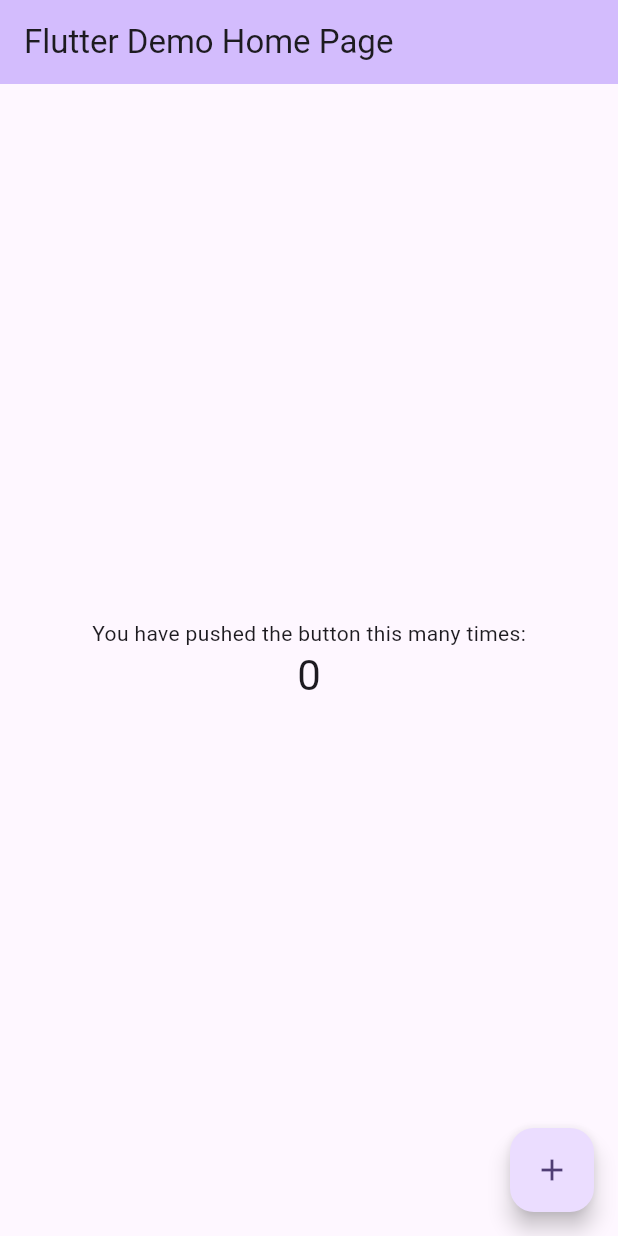
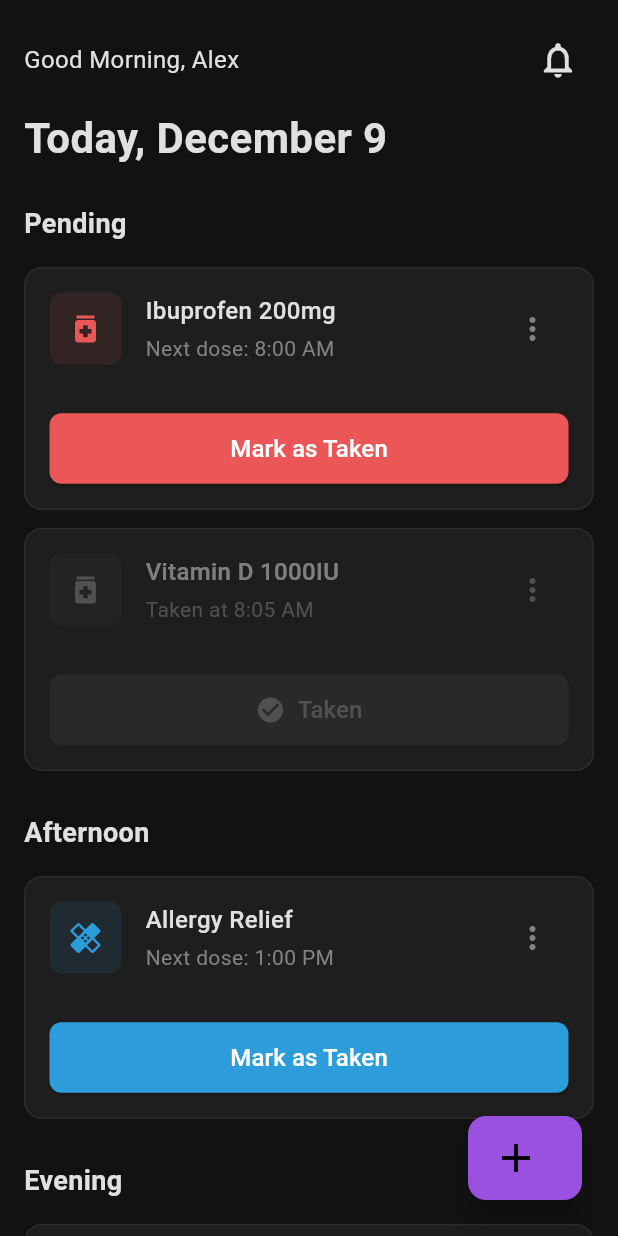
Before and after one commit to batiacosta/easy_pill, a Flutter app: the screen it shows after launch, on a phone screen of 412 x 824 dp. Run offline on Flutter 3.47's test engine with Material 3 defaults, Android fonts, the phone set to English and light mode, and no system bars.

Commit message:
Base screen

```diff
--- a/lib/main.dart
+++ b/lib/main.dart
@@ -1,4 +1,5 @@
 import 'package:flutter/material.dart';
+import 'screens/home.dart';
 
 void main() {
   runApp(const MyApp());
@@ -7,116 +8,30 @@ void main() {
 class MyApp extends StatelessWidget {
   const MyApp({super.key});
 
-  // This widget is the root of your application.
   @override
   Widget build(BuildContext context) {
     return MaterialApp(
-      title: 'Flutter Demo',
-      theme: ThemeData(
-        // This is the theme of your application.
-        //
-        // TRY THIS: Try running your application with "flutter run". You'll see
-        // the application has a purple toolbar. Then, without quitting the app,
-        // try changing the seedColor in the colorScheme below to Colors.green
-        // and then invoke "hot reload" (save your changes or press the "hot
-        // reload" button in a Flutter-supported IDE, or press "r" if you used
-        // the command line to start the app).
-        //
-        // Notice that the counter didn't reset back to zero; the application
-        // state is not lost during the reload. To reset the state, use hot
-        // restart instead.
-        //
-        // This works for code too, not just values: Most code changes can be
-        // tested with just a hot reload.
-        colorScheme: ColorScheme.fromSeed(seedColor: Colors.deepPurple),
+      title: 'Easy Pill',
+      darkTheme: ThemeData(
+        useMaterial3: true,
+        brightness: Brightness.dark,
+        scaffoldBackgroundColor: const Color(0xFF121212),
+        colorScheme: ColorScheme.dark(
+          primary: const Color(0xFF9B51E0),
+          secondary: const Color(0xFF2D9CDB),
+          tertiary: const Color(0xFFEB5757),
+          surface: const Color(0xFF1E1E1E),
+          onSurface: const Color(0xFFE0E0E0),
+          error: const Color(0xFFEB5757),
+        ),
+        appBarTheme: const AppBarTheme(
+          backgroundColor: Color(0xFF121212),
+          elevation: 0,
+          scrolledUnderElevation: 0,
+        ),
       ),
-      home: const MyHomePage(title: 'Flutter Demo Home Page'),
+      themeMode: ThemeMode.dark,
+      home: const HomeScreen(),
     );
   }
 }
-
-class MyHomePage extends StatefulWidget {
-  const MyHomePage({super.key, required this.title});
-
-  // This widget is the home page of your application. It is stateful, meaning
-  // that it has a State object (defined below) that contains fields that affect
-  // how it looks.
-
-  // This class is the configuration for the state. It holds the values (in this
-  // case the title) provided by the parent (in this case the App widget) and
-  // used by the build method of the State. Fields in a Widget subclass are
-  // always marked "final".
-
-  final String title;
-
-  @override
-  State<MyHomePage> createState() => _MyHomePageState();
-}
-
-class _MyHomePageState extends State<MyHomePage> {
-  int _counter = 0;
-
-  void _incrementCounter() {
-    setState(() {
-      // This call to setState tells the Flutter framework that something has
-      // changed in this State, which causes it to rerun the build method below
-      // so that the display can reflect the updated values. If we changed
-      // _counter without calling setState(), then the build method would not be
-      // called again, and so nothing would appear to happen.
-      _counter++;
-    });
-  }
-
-  @override
-  Widget build(BuildContext context) {
-    // This method is rerun every time setState is called, for instance as done
-    // by the _incrementCounter method above.
-    //
-    // The Flutter framework has been optimized to make rerunning build methods
-    // fast, so that you can just rebuild anything that needs updating rather
-    // than having to individually change instances of widgets.
-    return Scaffold(
-      appBar: AppBar(
-        // TRY THIS: Try changing the color here to a specific color (to
-        // Colors.amber, perhaps?) and trigger a hot reload to see the AppBar
-        // change color while the other colors stay the same.
-        backgroundColor: Theme.of(context).colorScheme.inversePrimary,
-        // Here we take the value from the MyHomePage object that was created by
-        // the App.build method, and use it to set our appbar title.
-        title: Text(widget.title),
-      ),
-      body: Center(
-        // Center is a layout widget. It takes a single child and positions it
-        // in the middle of the parent.
-        child: Column(
-          // Column is also a layout widget. It takes a list of children and
-          // arranges them vertically. By default, it sizes itself to fit its
-          // children horizontally, and tries to be as tall as its parent.
-          //
-          // Column has various properties to control how it sizes itself and
-          // how it positions its children. Here we use mainAxisAlignment to
-          // center the children vertically; the main axis here is the vertical
-          // axis because Columns are vertical (the cross axis would be
-          // horizontal).
-          //
-          // TRY THIS: Invoke "debug painting" (choose the "Toggle Debug Paint"
-          // action in the IDE, or press "p" in the console), to see the
-          // wireframe for each widget.
-          mainAxisAlignment: MainAxisAlignment.center,
-          children: <Widget>[
-            const Text('You have pushed the button this many times:'),
-            Text(
-              '$_counter',
-              style: Theme.of(context).textTheme.headlineMedium,
-            ),
-          ],
-        ),
-      ),
-      floatingActionButton: FloatingActionButton(
-        onPressed: _incrementCounter,
-        tooltip: 'Increment',
-        child: const Icon(Icons.add),
-      ), // This trailing comma makes auto-formatting nicer for build methods.
-    );
-  }
-}
--- /dev/null
+++ b/lib/screens/home.dart
@@ -0,0 +1,350 @@
+import 'package:flutter/material.dart';
+import 'package:intl/intl.dart';
+
+class HomeScreen extends StatefulWidget {
+  const HomeScreen({super.key});
+
+  @override
+  State<HomeScreen> createState() => _HomeScreenState();
+}
+
+class _HomeScreenState extends State<HomeScreen> {
+  late String greeting;
+  late String currentDate;
+
+  @override
+  void initState() {
+    super.initState();
+    _updateGreeting();
+  }
+
+  void _updateGreeting() {
+    final hour = DateTime.now().hour;
+    final now = DateTime.now();
+
+    if (hour < 12) {
+      greeting = 'Good Morning';
+    } else if (hour < 18) {
+      greeting = 'Good Afternoon';
+    } else {
+      greeting = 'Good Evening';
+    }
+
+    currentDate = DateFormat('MMMM d').format(now);
+  }
+
+  @override
+  Widget build(BuildContext context) {
+    return Scaffold(
+      backgroundColor: const Color(0xFF121212),
+      body: Stack(
+        children: [
+          SingleChildScrollView(
+            child: Column(
+              children: [
+                // Header
+                Container(
+                  color: const Color(0xFF121212),
+                  padding:
+                      const EdgeInsets.symmetric(horizontal: 16, vertical: 8),
+                  child: Column(
+                    crossAxisAlignment: CrossAxisAlignment.start,
+                    children: [
+                      // Greeting and Notification
+                      Padding(
+                        padding: const EdgeInsets.symmetric(vertical: 8),
+                        child: Row(
+                          mainAxisAlignment: MainAxisAlignment.spaceBetween,
+                          children: [
+                            Text(
+                              '$greeting, Alex',
+                              style: const TextStyle(
+                                color: Color(0xFFE0E0E0),
+                                fontSize: 16,
+                                fontWeight: FontWeight.normal,
+                              ),
+                            ),
+                            IconButton(
+                              icon: const Icon(Icons.notifications_outlined,
+                                  color: Color(0xFFE0E0E0), size: 28),
+                              onPressed: () {},
+                            ),
+                          ],
+                        ),
+                      ),
+                      // Date
+                      Text(
+                        'Today, $currentDate',
+                        style: const TextStyle(
+                          color: Color(0xFFE0E0E0),
+                          fontSize: 28,
+                          fontWeight: FontWeight.bold,
+                        ),
+                      ),
+                    ],
+                  ),
+                ),
+                // Main Content
+                Padding(
+                  padding: const EdgeInsets.symmetric(horizontal: 16),
+                  child: Column(
+                    crossAxisAlignment: CrossAxisAlignment.start,
+                    children: [
+                      // Morning Section
+                      _buildMedicationSection(
+                        title: 'Pending',
+                        medications: [
+                          _MedicationItem(
+                            name: 'Ibuprofen 200mg',
+                            time: 'Next dose: 8:00 AM',
+                            icon: Icons.medication,
+                            color: const Color(0xFFEB5757),
+                            bgColor: const Color(0x1AEB5757),
+                            isTaken: false,
+                          ),
+                          _MedicationItem(
+                            name: 'Vitamin D 1000IU',
+                            time: 'Taken at 8:05 AM',
+                            icon: Icons.medication,
+                            color: const Color(0xFF828282),
+                            bgColor: const Color(0x1A828282),
+                            isTaken: true,
+                          ),
+                        ],
+                      ),
+                      // Afternoon Section
+                      _buildMedicationSection(
+                        title: 'Afternoon',
+                        medications: [
+                          _MedicationItem(
+                            name: 'Allergy Relief',
+                            time: 'Next dose: 1:00 PM',
+                            icon: Icons.healing,
+                            color: const Color(0xFF2D9CDB),
+                            bgColor: const Color(0x1A2D9CDB),
+                            isTaken: false,
+                          ),
+                        ],
+                      ),
+                      // Evening Section
+                      _buildMedicationSection(
+                        title: 'Evening',
+                        medications: [
+                          _MedicationItem(
+                            name: 'Magnesium 400mg',
+                            time: 'Next dose: 9:00 PM',
+                            icon: Icons.water_drop,
+                            color: const Color(0xFF9B51E0),
+                            bgColor: const Color(0x1A9B51E0),
+                            isTaken: false,
+                          ),
+                        ],
+                      ),
+                    ],
+                  ),
+                ),
+                const SizedBox(height: 120),
+              ],
+            ),
+          ),
+          // Floating Action Button
+          Positioned(
+            bottom: 24,
+            right: 24,
+            child: FloatingActionButton.extended(
+              onPressed: () {},
+              elevation: 8,
+              backgroundColor: const Color(0xFF9B51E0),
+              shape: RoundedRectangleBorder(
+                borderRadius: BorderRadius.circular(12),
+              ),
+              icon: const Icon(Icons.add, size: 32),
+              label: const SizedBox.shrink(),
+            ),
+          ),
+        ],
+      ),
+    );
+  }
+
+  Widget _buildMedicationSection({
+    required String title,
+    required List<_MedicationItem> medications,
+  }) {
+    return Column(
+      crossAxisAlignment: CrossAxisAlignment.start,
+      children: [
+        Padding(
+          padding: const EdgeInsets.symmetric(vertical: 16),
+          child: Text(
+            title,
+            style: const TextStyle(
+              color: Color(0xFFE0E0E0),
+              fontSize: 18,
+              fontWeight: FontWeight.bold,
+            ),
+          ),
+        ),
+        Column(
+          children: medications
+              .map((med) => Padding(
+                    padding: const EdgeInsets.only(bottom: 12),
+                    child: _buildMedicationCard(med),
+                  ))
+              .toList(),
+        ),
+      ],
+    );
+  }
+
+  Widget _buildMedicationCard(_MedicationItem medication) {
+    return Container(
+      decoration: BoxDecoration(
+        color: const Color(0xFF1E1E1E),
+        borderRadius: BorderRadius.circular(12),
+        border: Border.all(
+          color: const Color(0xFF2C2C2C),
+          width: 1,
+        ),
+      ),
+      child: Opacity(
+        opacity: medication.isTaken ? 0.5 : 1.0,
+        child: Column(
+          children: [
+            Padding(
+              padding: const EdgeInsets.all(16),
+              child: Row(
+                mainAxisAlignment: MainAxisAlignment.spaceBetween,
+                children: [
+                  // Icon and Text
+                  Expanded(
+                    child: Row(
+                      children: [
+                        Container(
+                          width: 48,
+                          height: 48,
+                          decoration: BoxDecoration(
+                            color: medication.bgColor,
+                            borderRadius: BorderRadius.circular(8),
+                          ),
+                          child: Icon(
+                            medication.icon,
+                            color: medication.color,
+                            size: 24,
+                          ),
+                        ),
+                        const SizedBox(width: 16),
+                        Expanded(
+                          child: Column(
+                            crossAxisAlignment: CrossAxisAlignment.start,
+                            children: [
+                              Text(
+                                medication.name,
+                                style: const TextStyle(
+                                  color: Color(0xFFE0E0E0),
+                                  fontSize: 16,
+                                  fontWeight: FontWeight.w500,
+                                ),
+                                maxLines: 1,
+                                overflow: TextOverflow.ellipsis,
+                              ),
+                              const SizedBox(height: 4),
+                              Text(
+                                medication.time,
+                                style: const TextStyle(
+                                  color: Color(0xFF828282),
+                                  fontSize: 14,
+                                  fontWeight: FontWeight.normal,
+                                ),
+                                maxLines: 2,
+                                overflow: TextOverflow.ellipsis,
+                              ),
+                            ],
+                          ),
+                        ),
+                      ],
+                    ),
+                  ),
+                  // More Options Button
+                  IconButton(
+                    icon: const Icon(Icons.more_vert,
+                        color: Color(0xFF828282), size: 24),
+                    onPressed: () {},
+                  ),
+                ],
+              ),
+            ),
+            // Action Button
+            Padding(
+              padding: const EdgeInsets.all(16),
+              child: SizedBox(
+                width: double.infinity,
+                child: medication.isTaken
+                    ? ElevatedButton.icon(
+                        onPressed: null,
+                        style: ElevatedButton.styleFrom(
+                          backgroundColor: const Color(0xFF2C2C2E),
+                          disabledForegroundColor: const Color(0xFF828282),
+                          padding: const EdgeInsets.symmetric(vertical: 12),
+                          shape: RoundedRectangleBorder(
+                            borderRadius: BorderRadius.circular(8),
+                          ),
+                        ),
+                        icon: const Icon(Icons.check_circle,
+                            size: 20, color: Color(0xFF828282)),
+                        label: const Text(
+                          'Taken',
+                          style: TextStyle(
+                            fontSize: 16,
+                            fontWeight: FontWeight.w500,
+                          ),
+                        ),
+                      )
+                    : ElevatedButton(
+                        onPressed: () {
+                          setState(() {
+                            medication.isTaken = true;
+                          });
+                        },
+                        style: ElevatedButton.styleFrom(
+                          backgroundColor: medication.color,
+                          foregroundColor: Colors.white,
+                          padding: const EdgeInsets.symmetric(vertical: 12),
+                          shape: RoundedRectangleBorder(
+                            borderRadius: BorderRadius.circular(8),
+                          ),
+                        ),
+                        child: const Text(
+                          'Mark as Taken',
+                          style: TextStyle(
+                            fontSize: 16,
+                            fontWeight: FontWeight.w500,
+                          ),
+                        ),
+                      ),
+              ),
+            ),
+          ],
+        ),
+      ),
+    );
+  }
+}
+
+class _MedicationItem {
+  final String name;
+  final String time;
+  final IconData icon;
+  final Color color;
+  final Color bgColor;
+  bool isTaken;
+
+  _MedicationItem({
+    required this.name,
+    required this.time,
+    required this.icon,
+    required this.color,
+    required this.bgColor,
+    required this.isTaken,
+  });
+}
--- a/pubspec.yaml
+++ b/pubspec.yaml
@@ -34,6 +34,7 @@ dependencies:
   # The following adds the Cupertino Icons font to your application.
   # Use with the CupertinoIcons class for iOS style icons.
   cupertino_icons: ^1.0.8
+  intl: ^0.19.0
 
 dev_dependencies:
   flutter_test:
```
Also changed, not shown: lib/screens/locations.dart (added), lib/screens/login.dart (added), lib/screens/signup.dart (added).
